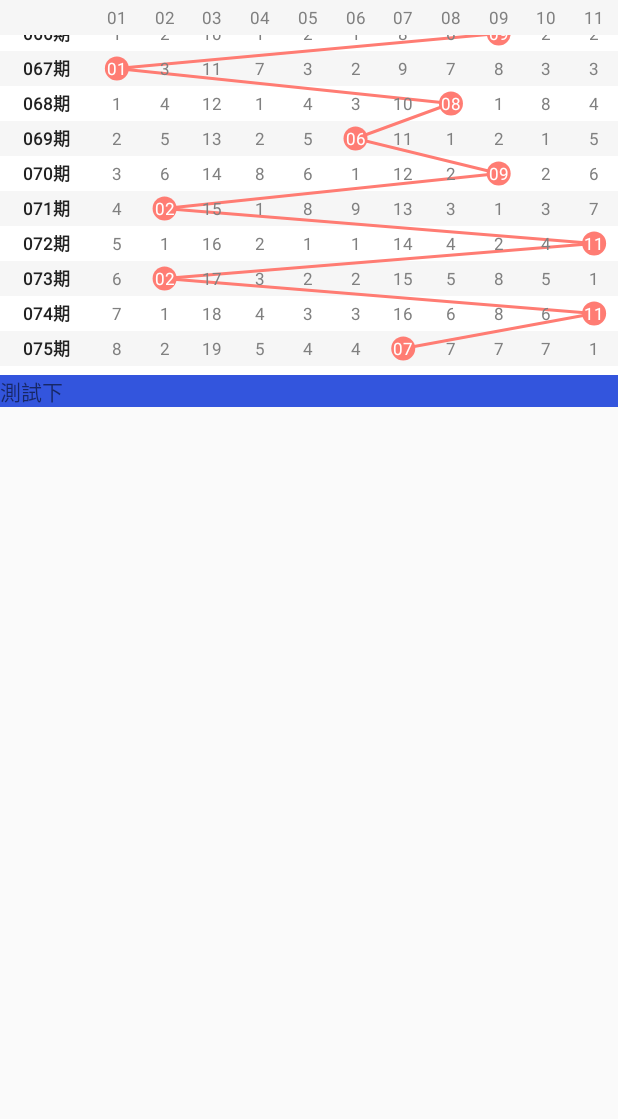
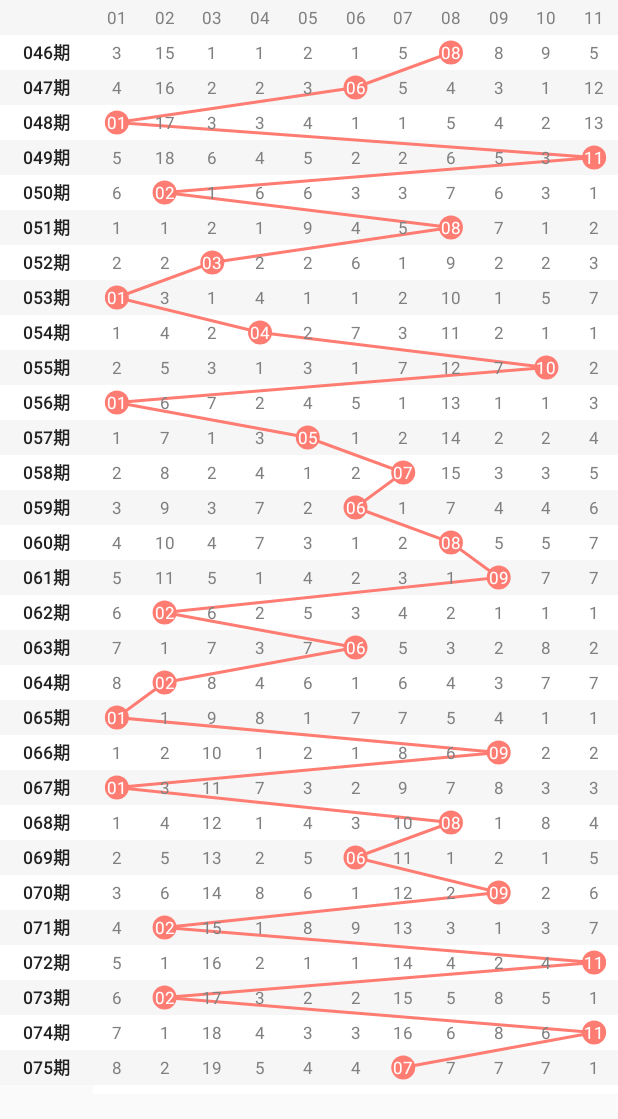
Before and after one commit to Liberations/LotteryThread, an Android app: the screen it shows after launch (GaoPinActivity), on a phone screen of 412 x 824 dp. Shown: the top 1119 px of the screen. Run offline under Robolectric (Android 15) with nearby library versions, the phone set to English and light mode, and no system bars.

Commit message:
添加效果图

```diff
--- a/app/build.gradle
+++ b/app/build.gradle
@@ -4,7 +4,7 @@ android {
     compileSdkVersion 25
     buildToolsVersion '26.0.2'
     defaultConfig {
-        applicationId "com.lottery9188.Activity"
+        applicationId "com.wenxiangli.Lottery"
         minSdkVersion 15
         targetSdkVersion 25
         versionCode 1
--- a/app/src/main/res/layout/activity_gaopin.xml
+++ b/app/src/main/res/layout/activity_gaopin.xml
@@ -7,11 +7,6 @@
     <com.caiyi.ui.GpTrendView
         android:id="@+id/gp_trendView"
         android:layout_width="match_parent"
-        android:layout_height="250dp"
-        android:background="@android:color/white" />
-    <TextView
-        android:text="測試下"
-        android:background="#35d"
-        android:layout_width="match_parent"
-        android:layout_height="wrap_content" />
+        android:layout_height="match_parent" />
+
 </LinearLayout>
```
Also changed, not shown: app/src/main/java/com/lottery9188/Activity/MainActivity.java (deleted, +0 -13 lines), app/src/main/res/layout/activity_main.xml (deleted, +0 -17 lines), 2 other files.
